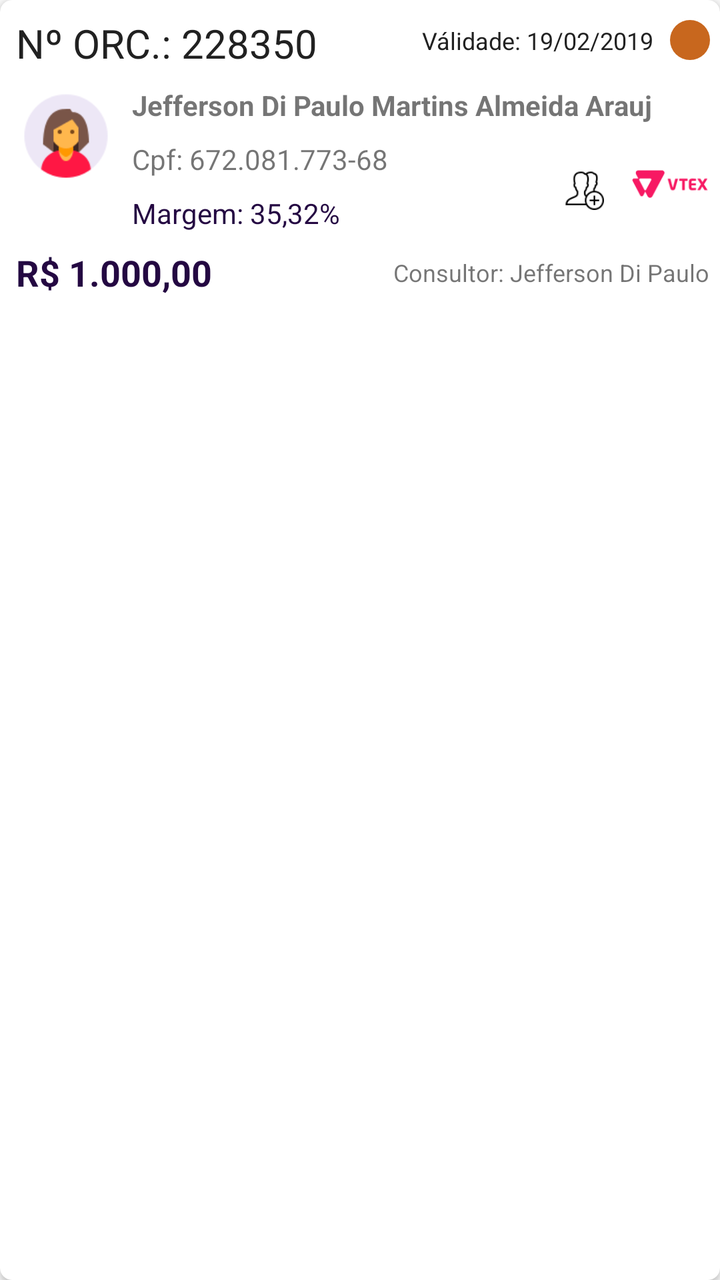
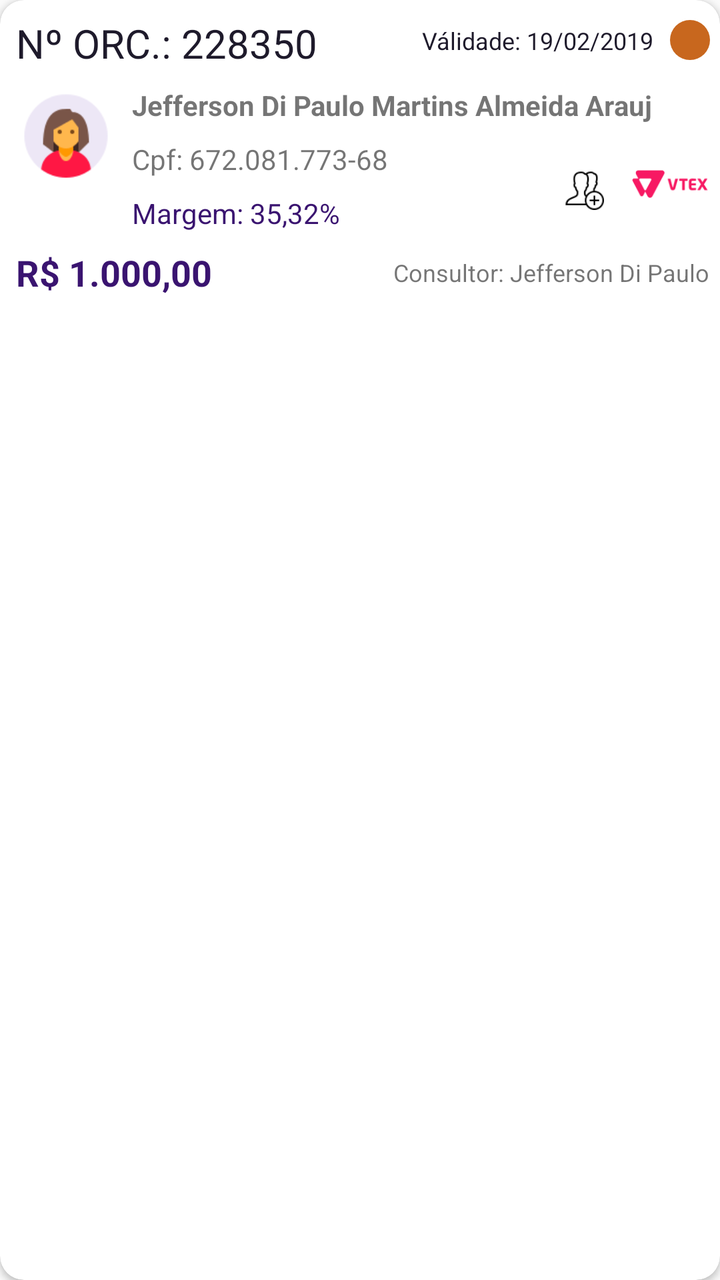

The first picture is an Android layout as it rendered before a commit; the second is the same layout after the commit. The layout source and the unified diff follow.
<!-- AndroidManifest.xml: application theme AppTheme -->
<!-- res/layout/adapter_orcamento.xml -->
<?xml version="1.0" encoding="utf-8"?>
<androidx.cardview.widget.CardView
    xmlns:android="http://schemas.android.com/apk/res/android"
    xmlns:app="http://schemas.android.com/apk/res-auto"
    xmlns:tools="http://schemas.android.com/tools"
    android:background="@color/icons"
    android:layout_marginLeft="8dp"
    android:layout_marginRight="8dp"
    android:layout_marginBottom="16dp"
    app:cardCornerRadius="6dp"
    app:cardElevation="2dp"
    android:layout_width="match_parent"
    android:layout_height="wrap_content">


  <androidx.constraintlayout.widget.ConstraintLayout
      android:layout_width="match_parent"
      android:layout_height="wrap_content">

    <ImageView
        android:id="@+id/orc_adp_imgCarrinho"
        android:layout_width="50dp"
        android:layout_height="50dp"
        android:layout_marginTop="32dp"
        android:src="@drawable/vtex"
        app:layout_constraintEnd_toEndOf="parent"
        app:layout_constraintTop_toBottomOf="@+id/orc_adp_numorc" />

    <ImageView
        android:id="@+id/orc_adp_indicadorEsp"
        android:layout_width="20dp"
        android:layout_height="20dp"
        android:layout_marginStart="8dp"
        android:layout_marginTop="16dp"
        android:layout_marginEnd="8dp"
        android:layout_marginBottom="16dp"
        android:src="@drawable/ic_adap_especif"
        app:layout_constraintBottom_toTopOf="@+id/orc_adp_txtconsultor"
        app:layout_constraintEnd_toStartOf="@+id/orc_adp_imgCarrinho"
        app:layout_constraintHorizontal_bias="1.0"
        app:layout_constraintStart_toEndOf="@+id/orc_adp_txtcpf"
        app:layout_constraintTop_toBottomOf="@+id/orc_adp_txtcliente" />

    <TextView
        android:id="@+id/orc_adp_numorc"
        android:layout_width="wrap_content"
        android:layout_height="wrap_content"
        android:layout_marginStart="8dp"
        android:layout_marginTop="8dp"
        android:text="Nº ORC.: 228350"
        android:textColor="@color/primary_text"
        android:textSize="20sp"
        app:layout_constraintStart_toStartOf="parent"
        app:layout_constraintTop_toTopOf="parent" />

    <ImageView
        android:id="@+id/orc_adp_imgCacheSync"
        android:layout_width="22dp"
        android:layout_height="22dp"
        android:layout_marginStart="8dp"
        android:src="@drawable/ic_sync_cache"
        android:visibility="gone"
        app:layout_constraintBottom_toBottomOf="@+id/orc_adp_numorc"
        app:layout_constraintStart_toEndOf="@+id/orc_adp_numorc"
        app:layout_constraintTop_toTopOf="@+id/orc_adp_numorc" />

    <TextView
        android:id="@+id/orc_adp_txtcliente"
        android:layout_width="0dp"
        android:layout_height="wrap_content"
        android:layout_marginStart="8dp"
        android:layout_marginTop="8dp"
        android:layout_marginEnd="5dp"

        android:text="Jefferson Di Paulo Martins Almeida Arauj "
        android:textSize="14sp"
        android:textStyle="bold"
        app:layout_constraintEnd_toEndOf="parent"
        app:layout_constraintStart_toEndOf="@+id/orc_adp_imgCliente"
        app:layout_constraintTop_toBottomOf="@+id/orc_adp_numorc" />


    <TextView
        android:id="@+id/orc_adp_txtvalidade"
        android:layout_width="wrap_content"
        android:layout_height="wrap_content"
        android:layout_marginStart="8dp"
        android:layout_marginTop="12dp"
        android:layout_marginEnd="8dp"
        android:text="Válidade: 19/02/2019"
        android:textColor="@color/primary_text"
        android:textSize="12sp"
        app:layout_constraintEnd_toStartOf="@+id/orc_adp_indicador"
        app:layout_constraintHorizontal_bias="1.0"
        app:layout_constraintStart_toEndOf="@+id/orc_adp_numorc"
        app:layout_constraintTop_toTopOf="parent" />

    <TextView
        android:id="@+id/orc_adp_txtcpf"
        android:layout_width="wrap_content"
        android:layout_height="wrap_content"
        android:layout_marginStart="8dp"
        android:layout_marginTop="8dp"
        android:text="Cpf: 672.081.773-68"
        app:layout_constraintStart_toEndOf="@+id/orc_adp_imgCliente"
        app:layout_constraintTop_toBottomOf="@+id/orc_adp_txtcliente" />

    <TextView
        android:id="@+id/orc_adp_txttotal"
        android:layout_width="0dp"
        android:layout_height="wrap_content"
        android:layout_marginStart="8dp"
        android:layout_marginTop="8dp"
        android:layout_marginEnd="8dp"
        android:layout_marginBottom="8dp"
        android:text="R$ 1.000,00"
        android:textColor="@color/primary"
        android:textSize="18sp"
        android:textStyle="bold"
        app:layout_constraintBottom_toBottomOf="parent"
        app:layout_constraintEnd_toStartOf="@+id/orc_adp_txtconsultor"
        app:layout_constraintStart_toStartOf="parent"
        app:layout_constraintTop_toBottomOf="@+id/orc_adp_txtmargem" />


    <ImageView
        android:id="@+id/orc_adp_indicador"
        android:layout_width="20dp"
        android:layout_height="20dp"
        android:layout_marginTop="10dp"
        android:layout_marginEnd="5dp"
        android:src="@drawable/fundo_bt_flutuante_orange"
        app:layout_constraintEnd_toEndOf="parent"
        app:layout_constraintTop_toTopOf="parent" />

    <ImageView
        android:id="@+id/orc_adp_imgCliente"
        android:layout_width="50dp"
        android:layout_height="50dp"
        android:layout_marginStart="8dp"
        android:layout_marginTop="8dp"
        android:src="@drawable/ic_pessoam"
        app:layout_constraintStart_toStartOf="parent"
        app:layout_constraintTop_toBottomOf="@+id/orc_adp_numorc" />


    <TextView
        android:id="@+id/orc_adp_txtmargem"
        android:layout_width="wrap_content"
        android:layout_height="wrap_content"

        android:layout_marginStart="8dp"
        android:layout_marginTop="8dp"
        android:text="Margem: 35,32%"
        android:textColor="@color/primary"
        app:layout_constraintStart_toEndOf="@+id/orc_adp_imgCliente"
        app:layout_constraintTop_toBottomOf="@+id/orc_adp_txtcpf" />

    <TextView
        android:id="@+id/orc_adp_txtconsultor"
        android:layout_width="wrap_content"
        android:layout_height="wrap_content"
        android:layout_marginTop="5dp"
        android:layout_marginEnd="5dp"
        android:layout_marginBottom="5dp"
        android:text="Consultor: Jefferson Di Paulo"
        android:textSize="12sp"
        app:layout_constraintBottom_toBottomOf="parent"
        app:layout_constraintEnd_toEndOf="parent"
        app:layout_constraintTop_toBottomOf="@+id/orc_adp_txtmargem" />


  </androidx.constraintlayout.widget.ConstraintLayout>


</androidx.cardview.widget.CardView>
<!-- resources referenced by this layout -->
<resources>
  <color name="icons">#FFFFFF</color>
  <color name="primary">#240842</color>
  <color name="primary_text">#212121</color>
  <!-- drawable fundo_bt_flutuante_orange (drawable) -->
  <shape android:shape="oval" xmlns:android="http://schemas.android.com/apk/res/android">
      <solid android:color="@color/laranja"></solid>
  </shape>
  <!-- drawable ic_adap_especif: png bitmap (drawable, 1325 bytes) -->
  <!-- drawable ic_pessoam: png bitmap (drawable, 4258 bytes) -->
  <!-- drawable ic_sync_cache (drawable) -->
  <vector xmlns:android="http://schemas.android.com/apk/res/android"
      android:width="24dp"
      android:height="24dp"
      android:viewportWidth="24"
      android:viewportHeight="24">
    <path
        android:fillColor="#00ACC1"
        android:path="M12 4V1L8 5l4 4V6c3.31 0 6 2.69 6 6 0 1.01-.25 1.97-.7 2.8l1.46 1.46C19.54 15.03 20 13.57 20 12c0-4.42-3.58-8-8-8zm0 14c-3.31 0-6-2.69-6-6 0-1.01.25-1.97.7-2.8L5.24 7.74C4.46 8.97 4 10.43 4 12c0 4.42 3.58 8 8 8v3l4-4-4-4v3z"/>
  </vector>
  <!-- drawable vtex: png bitmap (drawable, 3106 bytes) -->
  <style name="AppTheme" parent="Theme.AppCompat.Light.DarkActionBar">
          
          <item name="colorPrimary">@color/primary</item>
          <item name="colorPrimaryDark">@color/primary_dark</item>
          <item name="colorAccent">@color/accent</item>
          <item name="android:windowOptOutEdgeToEdgeEnforcement" tools:targetApi="35">true</item>
          <item name="windowActionBarOverlay">false</item>
          <item name="android:windowActionBarOverlay">false</item>
          <item name="android:statusBarColor">@color/primary_dark</item>
          <item name="android:windowLightStatusBar" tools:targetApi="23">false</item>
          <item name="android:textColorPrimary">@color/primary_text</item>
          <item name="android:textColorSecondary">@color/secondary_text</item>
          <item name="android:colorControlNormal">@color/secondary_text</item>
          <item name="android:colorControlActivated">@color/primary</item>
          <item name="android:icon">@color/icons</item>
          <item name="android:colorButtonNormal" tools:targetApi="lollipop">@color/primary_dark</item>
          <item name="android:divider">@color/divider</item>
  
  
      </style>
  <color name="laranja">#C8671E</color>
  <color name="primary_dark">#18042E</color>
  <color name="accent">#8A18D1</color>
  <color name="secondary_text">#757575</color>
  <color name="divider">#E0E0E0</color>
</resources>

<!-- the commit's change to res/layout/adapter_orcamento.xml (unified diff, before → after) -->
@@ -7,7 +7,7 @@
     android:layout_marginLeft="8dp"
     android:layout_marginRight="8dp"
     android:layout_marginBottom="16dp"
-    app:cardCornerRadius="6dp"
+    app:cardCornerRadius="12dp"
     app:cardElevation="2dp"
     android:layout_width="match_parent"
     android:layout_height="wrap_content">
<!-- resource entries referenced after the edit -->
@@ -1,8 +1,8 @@
 <!-- resources referenced by this layout -->
 <resources>
   <color name="icons">#FFFFFF</color>
-  <color name="primary">#240842</color>
-  <color name="primary_text">#212121</color>
+  <color name="primary">#3A1470</color>
+  <color name="primary_text">#1E1A2B</color>
   <!-- drawable fundo_bt_flutuante_orange (drawable) -->
   <shape android:shape="oval" xmlns:android="http://schemas.android.com/apk/res/android">
       <solid android:color="@color/laranja"></solid>
@@ -20,7 +20,16 @@
         android:path="M12 4V1L8 5l4 4V6c3.31 0 6 2.69 6 6 0 1.01-.25 1.97-.7 2.8l1.46 1.46C19.54 15.03 20 13.57 20 12c0-4.42-3.58-8-8-8zm0 14c-3.31 0-6-2.69-6-6 0-1.01.25-1.97.7-2.8L5.24 7.74C4.46 8.97 4 10.43 4 12c0 4.42 3.58 8 8 8v3l4-4-4-4v3z"/>
   </vector>
   <!-- drawable vtex: png bitmap (drawable, 3106 bytes) -->
-  <style name="AppTheme" parent="Theme.AppCompat.Light.DarkActionBar">
+  <style name="AppTheme" parent="Theme.MaterialComponents.Light.DarkActionBar.Bridge">
+          
+          <item name="colorSecondary">@color/accent</item>
+          <item name="colorOnSecondary">@color/icons</item>
+          <item name="shapeAppearanceSmallComponent">@style/ShapeAppearance.Fikon.Small</item>
+          <item name="shapeAppearanceMediumComponent">@style/ShapeAppearance.Fikon.Medium</item>
+          <item name="materialButtonStyle">@style/Widget.Fikon.Button</item>
+          <item name="cardViewStyle">@style/Widget.Fikon.CardView</item>
+          <item name="android:textColorHint">@color/secondary_text</item>
+  
           
           <item name="colorPrimary">@color/primary</item>
           <item name="colorPrimaryDark">@color/primary_dark</item>
@@ -41,9 +50,28 @@
   
       </style>
   <color name="laranja">#C8671E</color>
-  <color name="primary_dark">#18042E</color>
+  <color name="primary_dark">#24094A</color>
   <color name="accent">#8A18D1</color>
-  <color name="secondary_text">#757575</color>
-  <color name="divider">#E0E0E0</color>
+  <style name="ShapeAppearance.Fikon.Small" parent="ShapeAppearance.MaterialComponents.SmallComponent">
+          <item name="cornerFamily">rounded</item>
+          <item name="cornerSize">12dp</item>
+      </style>
+  <style name="ShapeAppearance.Fikon.Medium" parent="ShapeAppearance.MaterialComponents.MediumComponent">
+          <item name="cornerFamily">rounded</item>
+          <item name="cornerSize">16dp</item>
+      </style>
+  <style name="Widget.Fikon.Button" parent="Widget.MaterialComponents.Button">
+          <item name="cornerRadius">12dp</item>
+          <item name="android:letterSpacing">0.04</item>
+          <item name="android:fontFamily">sans-serif-medium</item>
+      </style>
+  <style name="Widget.Fikon.CardView" parent="CardView">
+          <item name="cardCornerRadius">12dp</item>
+          <item name="cardElevation">2dp</item>
+          <item name="cardBackgroundColor">@color/surface</item>
+      </style>
+  <color name="secondary_text">#6B6680</color>
+  <color name="divider">#E6E3EE</color>
+  <color name="surface">#FFFFFF</color>
 </resources>
 
